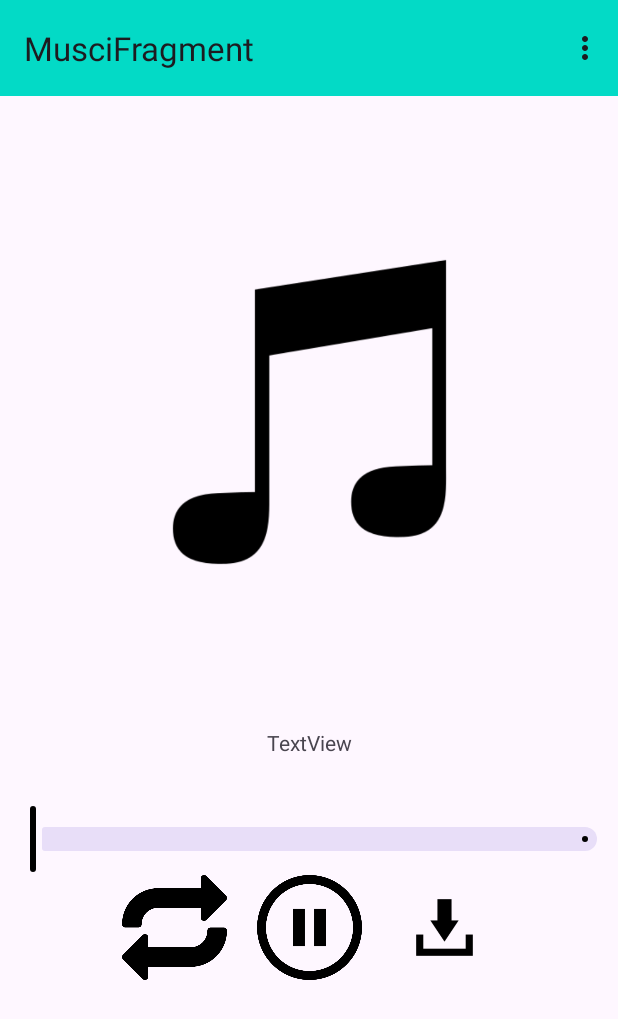
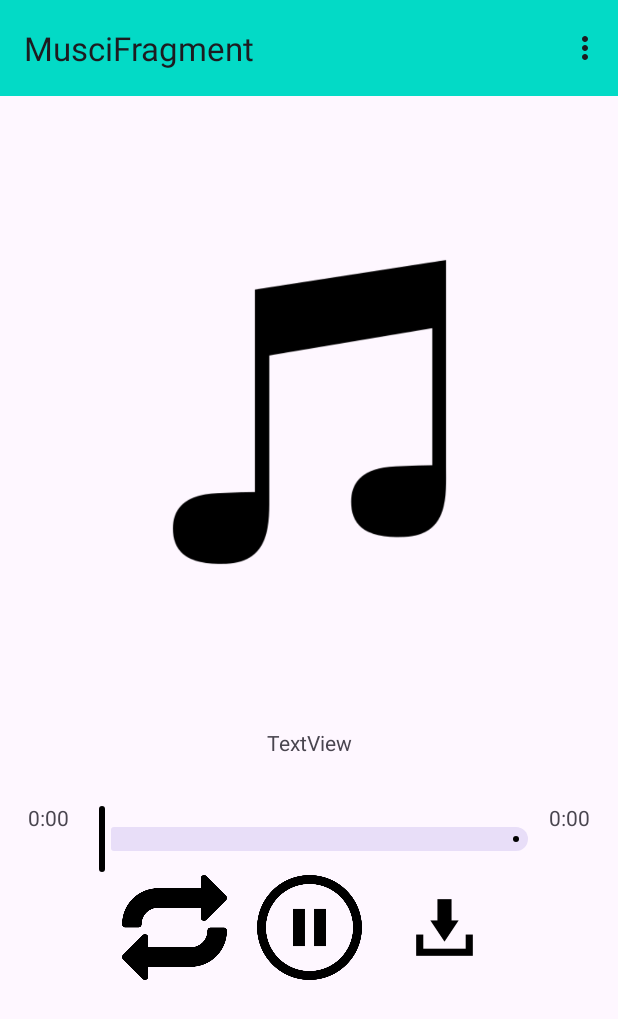
Before and after one commit to mbalazs00/Android_beadando, an Android app: the MusicFragment screen opened through its navigation route, on a phone screen of 412 x 824 dp. Shown: the top 1019 px of the screen. Run offline under Robolectric (Android 15) with nearby library versions, the phone set to English and light mode, and no system bars; our stand-ins replace navigation-ui.

Commit message:
adat feldolgozas kezdetleges

```diff
--- a/app/build.gradle
+++ b/app/build.gradle
@@ -46,4 +46,9 @@ dependencies {
     androidTestImplementation libs.ext.junit
     androidTestImplementation libs.espresso.core
     implementation 'com.google.android.material:material:<version>'
+
+    implementation 'com.squareup.retrofit2:retrofit:2.4.0'
+    implementation 'com.squareup.retrofit2:converter-gson:2.4.0'
+    implementation 'com.github.bumptech.glide:glide:4.11.0'
+    annotationProcessor 'com.github.bumptech.glide:compiler:4.11.0'
 }
--- a/app/src/main/res/layout/fragment_music.xml
+++ b/app/src/main/res/layout/fragment_music.xml
@@ -25,17 +25,36 @@
         app:layout_constraintStart_toStartOf="parent"
         app:layout_constraintTop_toBottomOf="@+id/icon" />
 
-    <com.google.android.material.slider.Slider
-        android:id="@+id/slider"
+    <LinearLayout
+        android:id="@+id/progressBar"
         android:layout_width="wrap_content"
         android:layout_height="wrap_content"
-        android:valueFrom="0.0"
-        android:valueTo="100.0"
-        android:stepSize="1"
+        android:textAlignment="center"
+        android:orientation="horizontal"
         app:layout_constraintEnd_toEndOf="parent"
         app:layout_constraintStart_toStartOf="parent"
-        app:layout_constraintTop_toBottomOf="@+id/title"
-        app:tickVisible="false"/>
+        app:layout_constraintTop_toBottomOf="@+id/title">
+        <TextView
+            android:layout_width="wrap_content"
+            android:layout_height="wrap_content"
+
+            android:text="0:00"/>
+
+        <com.google.android.material.slider.Slider
+            android:id="@+id/slider"
+            android:layout_width="320dp"
+            android:layout_height="wrap_content"
+            app:layout_constraintEnd_toEndOf="parent"
+            app:layout_constraintStart_toStartOf="parent"
+            app:layout_constraintTop_toBottomOf="@+id/title"
+            app:tickVisible="false" />
+        <TextView
+            android:layout_width="wrap_content"
+            android:layout_height="wrap_content"
+
+            android:text="0:00"/>
+
+    </LinearLayout>
 
     <LinearLayout
         android:layout_width="wrap_content"
@@ -44,7 +63,7 @@
 
         app:layout_constraintEnd_toEndOf="parent"
         app:layout_constraintStart_toStartOf="parent"
-        app:layout_constraintTop_toBottomOf="@+id/slider">
+        app:layout_constraintTop_toBottomOf="@+id/progressBar">
 
         <ToggleButton
             android:id="@+id/repeat"
```
Also changed, not shown: app/src/main/java/com/example/musicapp/MusicClient.java (added, +13 -0 lines), app/src/main/java/com/example/musicapp/data/MusicResponse.java (added, +7 -0 lines), app/src/main/java/com/example/musicapp/data/MusicResult.java (added, +8 -0 lines).
